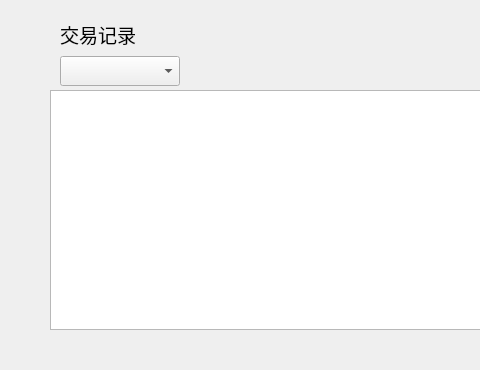
Before: the Qt Designer form contact/ContactInfoHistoryWidget.ui in HcashOrg/hx-indicator, drawn with Qt 5; both pictures show x 0 to 480 and y 0 to 370 of the 770 by 370 pixel window.
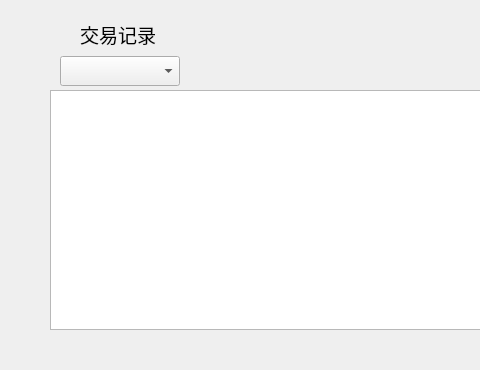
After: the same form once the commit is applied.

The edit to the form file:
```diff
--- a/contact/ContactInfoHistoryWidget.ui
+++ b/contact/ContactInfoHistoryWidget.ui
@@ -21,7 +21,7 @@
   <widget class="QLabel" name="label">
    <property name="geometry">
     <rect>
-     <x>60</x>
+     <x>80</x>
      <y>14</y>
      <width>171</width>
      <height>40</height>
```
